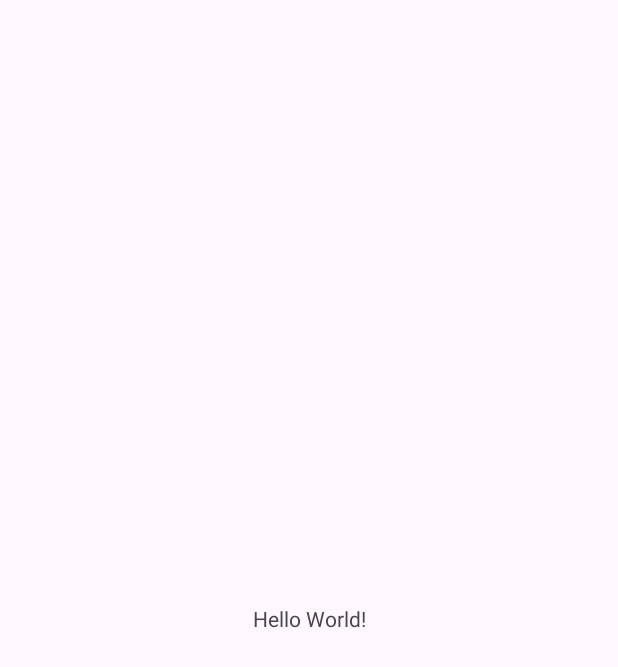
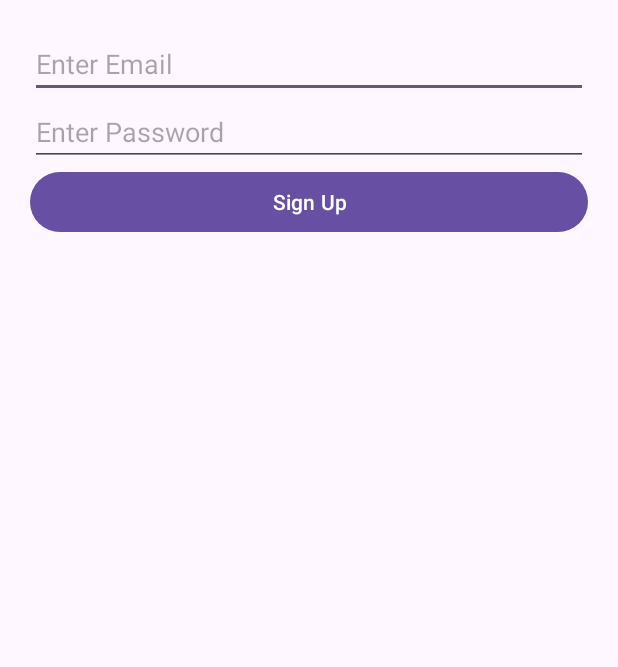
Before and after one commit to janhviwadhwa/campushubhackthon, an Android app: the screen it shows after launch (MainActivity before the commit, SignUp after it), on a phone screen of 412 x 824 dp. Before the commit the part shown is almost empty. Shown: the top 667 px of the screen. Run offline under Robolectric (Android 15) with nearby library versions, the phone set to English and light mode, and no system bars; our stand-ins replace Firebase (no records; nobody signed in at launch, a user with empty details on screens opened directly).

Commit message:
login signup

```diff
--- a/app/src/main/java/com/abc/campushub/MainActivity.java
+++ b/app/src/main/java/com/abc/campushub/MainActivity.java
@@ -8,6 +8,8 @@ import androidx.core.graphics.Insets;
 import androidx.core.view.ViewCompat;
 import androidx.core.view.WindowInsetsCompat;
 
+import com.google.firebase.FirebaseApp;
+
 public class MainActivity extends AppCompatActivity {
 
     @Override
@@ -15,10 +17,6 @@ public class MainActivity extends AppCompatActivity {
         super.onCreate(savedInstanceState);
         EdgeToEdge.enable(this);
         setContentView(R.layout.activity_main);
-        ViewCompat.setOnApplyWindowInsetsListener(findViewById(R.id.main), (v, insets) -> {
-            Insets systemBars = insets.getInsets(WindowInsetsCompat.Type.systemBars());
-            v.setPadding(systemBars.left, systemBars.top, systemBars.right, systemBars.bottom);
-            return insets;
-        });
+        FirebaseApp.initializeApp(this);
     }
 }
--- /dev/null
+++ b/app/src/main/java/com/abc/campushub/authentication/SignUp.java
@@ -0,0 +1,65 @@
+package com.abc.campushub.authentication;
+
+import android.content.Intent;
+import android.os.Bundle;
+import android.text.TextUtils;
+import android.view.View;
+import android.widget.Button;
+import android.widget.EditText;
+import android.widget.ProgressBar;
+import android.widget.Toast;
+
+import androidx.appcompat.app.AppCompatActivity;
+
+import com.abc.campushub.R;
+import com.google.firebase.auth.FirebaseAuth;
+import com.google.firebase.auth.FirebaseUser;
+
+public class SignUp extends AppCompatActivity {
+    private EditText editTextEmail, editTextPassword;
+    private Button btnSignUp;
+    private ProgressBar progressBar;
+    private FirebaseAuth mAuth;
+
+    @Override
+    protected void onCreate(Bundle savedInstanceState) {
+        super.onCreate(savedInstanceState);
+        setContentView(R.layout.activity_sign_up);
+
+        mAuth = FirebaseAuth.getInstance();
+
+        editTextEmail = findViewById(R.id.editTextEmail);
+        editTextPassword = findViewById(R.id.editTextPassword);
+        btnSignUp = findViewById(R.id.btnSignUp);
+        progressBar = findViewById(R.id.progressBar);
+
+        btnSignUp.setOnClickListener(view -> registerUser());
+    }
+
+    private void registerUser() {
+        String email = editTextEmail.getText().toString().trim();
+        String password = editTextPassword.getText().toString().trim();
+
+        if (TextUtils.isEmpty(email) || TextUtils.isEmpty(password)) {
+            Toast.makeText(this, "Enter all details!", Toast.LENGTH_SHORT).show();
+            return;
+        }
+
+        progressBar.setVisibility(View.VISIBLE);
+        mAuth.createUserWithEmailAndPassword(email, password)
+                .addOnCompleteListener(task -> {
+                    progressBar.setVisibility(View.GONE);
+                    if (task.isSuccessful()) {
+                        FirebaseUser user = mAuth.getCurrentUser();
+                        if (user != null) {
+                            user.sendEmailVerification();
+                        }
+                        Toast.makeText(SignUp.this, "Signup successful! Verify your email.", Toast.LENGTH_LONG).show();
+                        startActivity(new Intent(SignUp.this, LoginActivity.class));
+                        finish();
+                    } else {
+                        Toast.makeText(SignUp.this, "Signup failed! " + task.getException().getMessage(), Toast.LENGTH_LONG).show();
+                    }
+                });
+    }
+}
--- /dev/null
+++ b/app/src/main/res/layout/activity_sign_up.xml
@@ -0,0 +1,32 @@
+<LinearLayout xmlns:android="http://schemas.android.com/apk/res/android"
+    android:layout_width="match_parent"
+    android:layout_height="match_parent"
+    android:orientation="vertical"
+    android:padding="20dp">
+
+    <EditText
+        android:id="@+id/editTextEmail"
+        android:layout_width="match_parent"
+        android:layout_height="wrap_content"
+        android:hint="Enter Email"
+        android:inputType="textEmailAddress" />
+
+    <EditText
+        android:id="@+id/editTextPassword"
+        android:layout_width="match_parent"
+        android:layout_height="wrap_content"
+        android:hint="Enter Password"
+        android:inputType="textPassword" />
+
+    <Button
+        android:id="@+id/btnSignUp"
+        android:layout_width="match_parent"
+        android:layout_height="wrap_content"
+        android:text="Sign Up" />
+
+    <ProgressBar
+        android:id="@+id/progressBar"
+        android:layout_width="wrap_content"
+        android:layout_height="wrap_content"
+        android:visibility="gone" />
+</LinearLayout>
--- a/build.gradle.kts
+++ b/build.gradle.kts
@@ -1,4 +1,5 @@
 // Top-level build file where you can add configuration options common to all sub-projects/modules.
 plugins {
     alias(libs.plugins.android.application) apply false
+    id("com.google.gms.google-services") version "4.4.2" apply false
 }
--- a/gradle/libs.versions.toml
+++ b/gradle/libs.versions.toml
@@ -7,6 +7,7 @@ appcompat = "1.7.0"
 material = "1.12.0"
 activity = "1.10.0"
 constraintlayout = "2.2.0"
+firebaseAuth = "23.2.0"
 
 [libraries]
 junit = { group = "junit", name = "junit", version.ref = "junit" }
@@ -16,6 +17,7 @@ appcompat = { group = "androidx.appcompat", name = "appcompat", version.ref = "a
 material = { group = "com.google.android.material", name = "material", version.ref = "material" }
 activity = { group = "androidx.activity", name = "activity", version.ref = "activity" }
 constraintlayout = { group = "androidx.constraintlayout", name = "constraintlayout", version.ref = "constraintlayout" }
+firebase-auth = { group = "com.google.firebase", name = "firebase-auth", version.ref = "firebaseAuth" }
 
 [plugins]
 android-application = { id = "com.android.application", version.ref = "agp" }
```
Also changed, not shown: app/build.gradle.kts (+10 -4 lines), app/src/main/AndroidManifest.xml (+10 -1 lines), app/src/main/java/com/abc/campushub/authentication/LoginActivity.java (added, +59 -0 lines), app/src/main/res/layout/activity_login.xml (added, +32 -0 lines), 1 other file.
